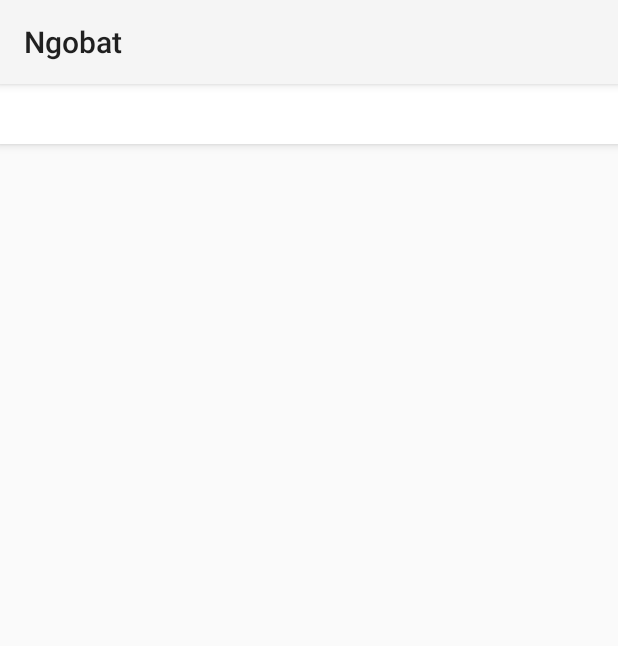
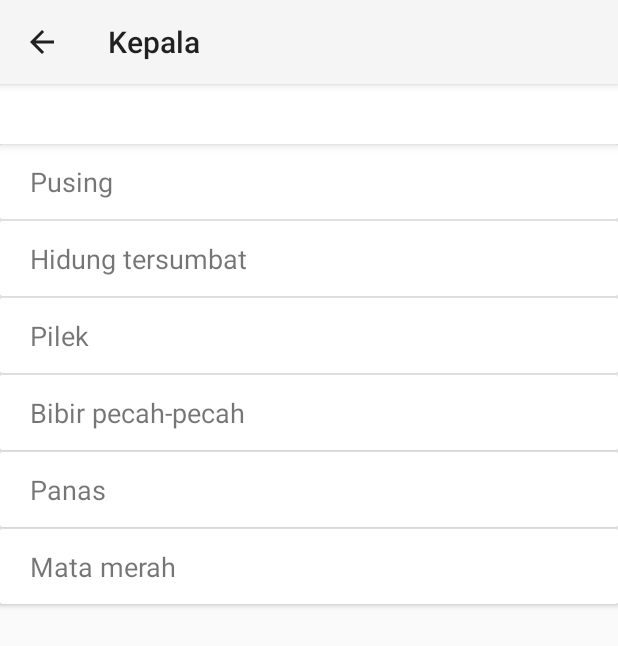
Before and after one commit to adityapp/Ngobat, an Android app: the screen it shows after launch (KepalaActivity), after a tap on an icon or button, on a phone screen of 412 x 824 dp. Shown: the top 646 px of the screen. Run offline under Robolectric (Android 15) with nearby library versions, the phone set to English and light mode, and no system bars.

Commit message:
Select gejala done

```diff
--- a/app/src/main/java/com/example/axce/ngobat/Activity/KepalaActivity.kt
+++ b/app/src/main/java/com/example/axce/ngobat/Activity/KepalaActivity.kt
@@ -2,17 +2,26 @@ package com.example.axce.ngobat.Activity
 
 import android.support.v7.app.AppCompatActivity
 import android.os.Bundle
+import android.support.v7.widget.LinearLayoutManager
+import android.view.MenuItem
 import com.example.axce.ngobat.Adapter.RvGejalaAdapter
+import com.example.axce.ngobat.Adapter.RvSelectGejalaAdapter
 import com.example.axce.ngobat.Model.Gejala
 import com.example.axce.ngobat.R
+import kotlinx.android.synthetic.main.activity_kepala.*
 
 class KepalaActivity : AppCompatActivity() {
     var gejala = ArrayList<Gejala>()
     lateinit var adapter: RvGejalaAdapter
+    lateinit var selectAdapter: RvSelectGejalaAdapter
 
     override fun onCreate(savedInstanceState: Bundle?) {
         super.onCreate(savedInstanceState)
         setContentView(R.layout.activity_kepala)
+
+        val actionBar = supportActionBar
+        actionBar?.title = "Kepala"
+        actionBar?.setDisplayHomeAsUpEnabled(true)
 
         gejala.add(Gejala("Pusing"))
         gejala.add(Gejala("Hidung tersumbat"))
@@ -20,5 +29,31 @@ class KepalaActivity : AppCompatActivity() {
         gejala.add(Gejala("Bibir pecah-pecah"))
         gejala.add(Gejala("Panas"))
         gejala.add(Gejala("Mata merah"))
+
+        adapter = RvGejalaAdapter(this)
+        adapter.dataSet = gejala
+        rv_kepala.layoutManager = LinearLayoutManager(this, LinearLayoutManager.VERTICAL, false)
+        rv_kepala.adapter = adapter
+
+        addSelect()
+        adapter.setOnItemClickListener(object : RvGejalaAdapter.OnItemClickListener {
+            override fun onItemClick() {
+                addSelect()
+            }
+        })
+    }
+
+    fun addSelect(){
+        selectAdapter = RvSelectGejalaAdapter(this@KepalaActivity)
+        recycler_view.layoutManager = LinearLayoutManager(this@KepalaActivity, LinearLayoutManager.HORIZONTAL, false)
+        recycler_view.adapter = selectAdapter
+    }
+
+    override fun onOptionsItemSelected(item: MenuItem): Boolean {
+
+        if (item.itemId == android.R.id.home) {
+            finish()
+        }
+        return super.onOptionsItemSelected(item)
     }
 }
--- a/app/src/main/java/com/example/axce/ngobat/Activity/MainActivity.kt
+++ b/app/src/main/java/com/example/axce/ngobat/Activity/MainActivity.kt
@@ -8,16 +8,24 @@ import android.support.v4.app.ActivityCompat
 import android.view.MenuItem
 import com.example.axce.ngobat.Fragment.ApotekFragment
 import com.example.axce.ngobat.Fragment.CekFragment
+import com.example.axce.ngobat.Model.Gejala
 import com.example.axce.ngobat.R
 import kotlinx.android.synthetic.main.activity_main.*
 
 class MainActivity : AppCompatActivity() {
     private val REQUEST_PERMISSION_LOCATION = 9001
+
+    companion object {
+        var selectGejala = ArrayList<Gejala>()
+    }
+
     override fun onCreate(savedInstanceState: Bundle?) {
         super.onCreate(savedInstanceState)
         setContentView(R.layout.activity_main)
 
         supportFragmentManager.beginTransaction().replace(R.id.fragment_frame, CekFragment()).commit()
+
+        selectGejala.clear()
 
         bottom_navigation.setOnNavigationItemSelectedListener(object : BottomNavigationView.OnNavigationItemSelectedListener {
             override fun onNavigationItemSelected(item: MenuItem): Boolean {
--- a/app/src/main/java/com/example/axce/ngobat/Adapter/RvGejalaAdapter.kt
+++ b/app/src/main/java/com/example/axce/ngobat/Adapter/RvGejalaAdapter.kt
@@ -2,9 +2,11 @@ package com.example.axce.ngobat.Adapter
 
 import android.content.Context
 import android.support.v7.widget.RecyclerView
+import android.util.Log
 import android.view.LayoutInflater
 import android.view.View
 import android.view.ViewGroup
+import com.example.axce.ngobat.Activity.MainActivity
 import com.example.axce.ngobat.Model.Gejala
 import com.example.axce.ngobat.R
 import kotlinx.android.synthetic.main.card_list_gejala.view.*
@@ -12,13 +14,28 @@ import kotlinx.android.synthetic.main.card_list_gejala.view.*
 /**
  * Created by AXCE on 17/03/2018.
  */
-class RvGejalaAdapter(val context: Context): RecyclerView.Adapter<RvGejalaAdapter.ViewHolder>() {
+class RvGejalaAdapter(val context: Context) : RecyclerView.Adapter<RvGejalaAdapter.ViewHolder>() {
     var dataSet = ArrayList<Gejala>()
+    private lateinit var onItemClickListener: RvGejalaAdapter.OnItemClickListener
 
     override fun onCreateViewHolder(parent: ViewGroup, viewType: Int): RvGejalaAdapter.ViewHolder {
-        val view = LayoutInflater.from(parent.context).inflate(R.layout.card_list_gejala,parent,false)
+        val view = LayoutInflater.from(parent.context).inflate(R.layout.card_list_gejala, parent, false)
         val viewHolder = RvGejalaAdapter.ViewHolder(view)
+
+        if (MainActivity.selectGejala != null){
+            for (i in MainActivity.selectGejala){
+                for (j in 0..dataSet.size-1){
+                    if (dataSet.get(j).namaGejala.equals(i.namaGejala)){
+                        dataSet.get(j).select = true
+                    }
+                }
+            }
+        }
         return viewHolder
+    }
+
+    fun setOnItemClickListener(onItemClickListener: RvGejalaAdapter.OnItemClickListener) {
+        this.onItemClickListener = onItemClickListener
     }
 
     override fun getItemCount(): Int {
@@ -26,14 +43,40 @@ class RvGejalaAdapter(val context: Context): RecyclerView.Adapter<RvGejalaAdapte
     }
 
     override fun onBindViewHolder(holder: RvGejalaAdapter.ViewHolder, position: Int) {
-        holder.itemView.nama_gejala.setText("Nama Gejala")
+        holder.itemView.image_done.visibility = View.GONE
         if (dataSet.get(position).select){
-            holder.itemView.image_done.visibility = View.GONE
-        }else{
-            holder.itemView.image_done.visibility = View.INVISIBLE
+            holder.itemView.image_done.visibility = View.VISIBLE
+        }
+        holder.itemView.nama_gejala.setText(dataSet.get(position).namaGejala)
+        holder.itemView.card_view_list_gejala.setOnClickListener({
+            if (dataSet.get(position).select) {
+                holder.itemView.image_done.visibility = View.GONE
+                dataSet.get(position).select = false
+                delete(dataSet.get(position).namaGejala)
+                Log.d("sgSize", MainActivity.selectGejala.size.toString())
+            } else {
+                holder.itemView.image_done.visibility = View.VISIBLE
+                dataSet.get(position).select = true
+                MainActivity.selectGejala.add(dataSet.get(position))
+                Log.d("sgSize", MainActivity.selectGejala.size.toString())
+            }
+            onItemClickListener.onItemClick()
+        })
+    }
+
+    fun delete(nama: String) {
+        for (i in MainActivity.selectGejala) {
+            if (i.namaGejala.equals(nama)) {
+                MainActivity.selectGejala.remove(i)
+                break
+            }
         }
     }
 
     class ViewHolder(itemView: View) : RecyclerView.ViewHolder(itemView) {
     }
+
+    interface OnItemClickListener {
+        fun onItemClick()
+    }
 }
--- /dev/null
+++ b/app/src/main/java/com/example/axce/ngobat/Adapter/RvSelectGejalaAdapter.kt
@@ -0,0 +1,36 @@
+package com.example.axce.ngobat.Adapter
+
+import android.content.Context
+import android.support.v7.widget.RecyclerView
+import android.util.Log
+import android.view.LayoutInflater
+import android.view.View
+import android.view.ViewGroup
+import com.example.axce.ngobat.Activity.MainActivity
+import com.example.axce.ngobat.R
+import kotlinx.android.synthetic.main.card_list_select_gejala.view.*
+
+/**
+ * Created by AXCE on 17/03/2018.
+ */
+class RvSelectGejalaAdapter(val context: Context): RecyclerView.Adapter<RvSelectGejalaAdapter.ViewHolder>(){
+
+    override fun onCreateViewHolder(parent: ViewGroup, viewType: Int): RvSelectGejalaAdapter.ViewHolder {
+        val view = LayoutInflater.from(parent.context).inflate(R.layout.card_list_select_gejala, parent, false)
+        val viewHolder = RvSelectGejalaAdapter.ViewHolder(view)
+        return viewHolder
+    }
+
+    override fun getItemCount(): Int {
+        Log.d("dariAdapter",MainActivity.selectGejala.size.toString())
+        return MainActivity.selectGejala.size
+    }
+
+    override fun onBindViewHolder(holder: RvSelectGejalaAdapter.ViewHolder, position: Int) {
+        holder.itemView.select_gejala_nama.setText(MainActivity.selectGejala.get(position).namaGejala)
+    }
+
+    class ViewHolder(itemView: View) : RecyclerView.ViewHolder(itemView) {
+    }
+
+}
--- a/app/src/main/java/com/example/axce/ngobat/Fragment/CekFragment.kt
+++ b/app/src/main/java/com/example/axce/ngobat/Fragment/CekFragment.kt
@@ -4,14 +4,16 @@ package com.example.axce.ngobat.Fragment
 import android.content.Intent
 import android.os.Bundle
 import android.support.v4.app.Fragment
+import android.support.v7.widget.LinearLayoutManager
+import android.support.v7.widget.RecyclerView
 import android.view.LayoutInflater
 import android.view.View
 import android.view.ViewGroup
-import android.widget.Toast
 import com.example.axce.ngobat.Activity.BadanActivity
 import com.example.axce.ngobat.Activity.KakiActivity
 import com.example.axce.ngobat.Activity.KepalaActivity
 import com.example.axce.ngobat.Activity.TanganActivity
+import com.example.axce.ngobat.Adapter.RvSelectGejalaAdapter
 
 import com.example.axce.ngobat.R
 import kotlinx.android.synthetic.main.fragment_cek.view.*
@@ -21,12 +23,14 @@ import kotlinx.android.synthetic.main.fragment_cek.view.*
  * A simple [Fragment] subclass.
  */
 class CekFragment : Fragment() {
-
+    lateinit var selectAdapter: RvSelectGejalaAdapter
+    lateinit var recyclerView: RecyclerView
 
     override fun onCreateView(inflater: LayoutInflater?, container: ViewGroup?,
                               savedInstanceState: Bundle?): View? {
         val view = inflater!!.inflate(R.layout.fragment_cek, container, false)
 
+        recyclerView = view.findViewById(R.id.recycler_view)
 
         view.btn_kepala.setOnClickListener({
             val intent = Intent(activity, KepalaActivity::class.java)
@@ -52,8 +56,13 @@ class CekFragment : Fragment() {
             val intent = Intent(activity, KakiActivity::class.java)
             activity.startActivity(intent)
         })
-
         return view
     }
 
+    override fun onResume() {
+        super.onResume()
+        selectAdapter = RvSelectGejalaAdapter(activity)
+        recyclerView.layoutManager = LinearLayoutManager(activity, LinearLayoutManager.HORIZONTAL, false)
+        recyclerView.adapter = selectAdapter
+    }
 }
--- a/app/src/main/res/layout/activity_kepala.xml
+++ b/app/src/main/res/layout/activity_kepala.xml
@@ -11,7 +11,6 @@
         android:id="@+id/recycler_view"
         android:layout_width="match_parent"
         android:layout_height="40dp"
-        android:layout_marginBottom="10dp"
         android:background="#fff"
         android:elevation="4dp"/>
 
--- a/app/src/main/res/layout/card_list_gejala.xml
+++ b/app/src/main/res/layout/card_list_gejala.xml
@@ -2,11 +2,13 @@
 <android.support.v7.widget.CardView xmlns:android="http://schemas.android.com/apk/res/android"
     android:id="@+id/card_view_list_gejala"
     android:layout_width="match_parent"
-    android:layout_height="50dp">
+    android:layout_height="50dp"
+    android:layout_marginBottom="1dp">
 
     <RelativeLayout
         android:layout_width="match_parent"
-        android:layout_height="match_parent">
+        android:layout_height="match_parent"
+        android:background="#fff">
 
         <TextView
             android:id="@+id/nama_gejala"
@@ -19,7 +21,7 @@
 
         <ImageView
             android:id="@+id/image_done"
-            android:layout_width="50dp"
+            android:layout_width="32dp"
             android:layout_height="match_parent"
             android:src="@drawable/ic_done_24dp"
             android:layout_alignParentRight="true"
```
Also changed, not shown: app/src/main/java/com/example/axce/ngobat/Fragment/ApotekFragment.kt (+9 -17 lines), app/src/main/res/drawable/rounded_select_gejala.xml (added, +10 -0 lines), app/src/main/res/layout/card_list_select_gejala.xml (added, +27 -0 lines).
